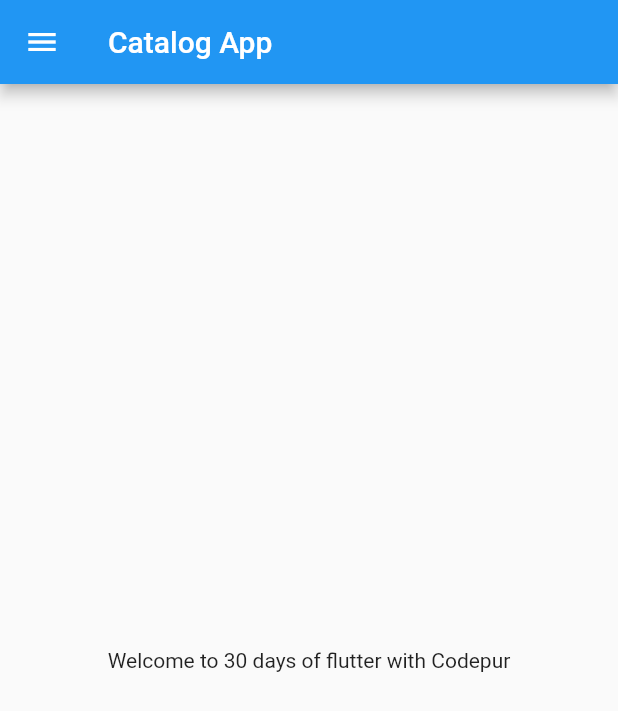
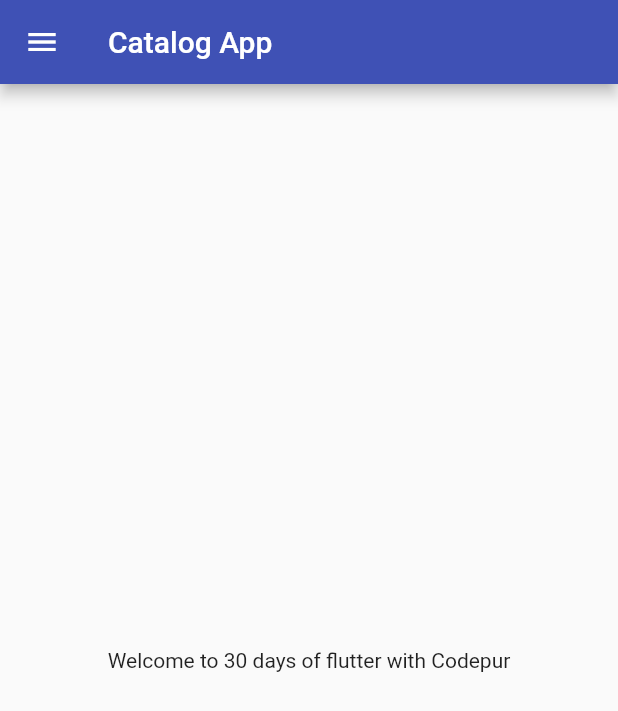
Before and after one commit to hp113/flutter, a Flutter app: the screen it shows after launch, on a phone screen of 412 x 824 dp. Shown: the top 711 px of the screen. Run offline on Flutter 3.47's test engine with Material 2 defaults, Android fonts, the phone set to English and light mode, and no system bars.

Commit message:
Day 3 completed

```diff
--- a/lib/main.dart
+++ b/lib/main.dart
@@ -1,5 +1,6 @@
 import 'package:flutter/material.dart';
-import 'package:flutter_catalog/home_page.dart';
+import 'package:flutter_catalog/pages/home_page.dart';
+import 'package:flutter_catalog/pages/login_page.dart';
 
 void main(){
   runApp(MyApp());
@@ -10,7 +11,17 @@ const MyApp({super.key});
   @override
   Widget build(BuildContext context) {
     return MaterialApp(
-      home:  HomePage(),
+      themeMode: ThemeMode.light,
+      theme: ThemeData(primarySwatch: Colors.indigo),
+      darkTheme: ThemeData(
+        brightness: Brightness.dark
+      ),
+      initialRoute: "/home",
+      routes: {
+        "/":(context) => LoginPage(),
+        "/home":(context) => HomePage(),
+        "/login":(context) => LoginPage()
+      },
     );
   }
 }
```
Also changed, not shown: lib/pages/login_page.dart (added, +18 -0 lines), lib/pages/home_page.dart (renamed from lib/home_page.dart), 1 other file.
